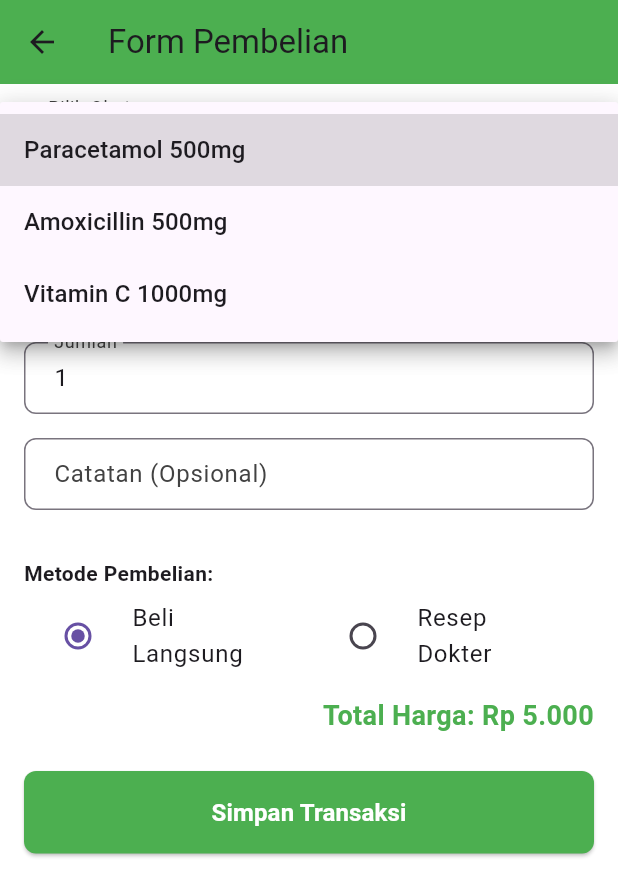
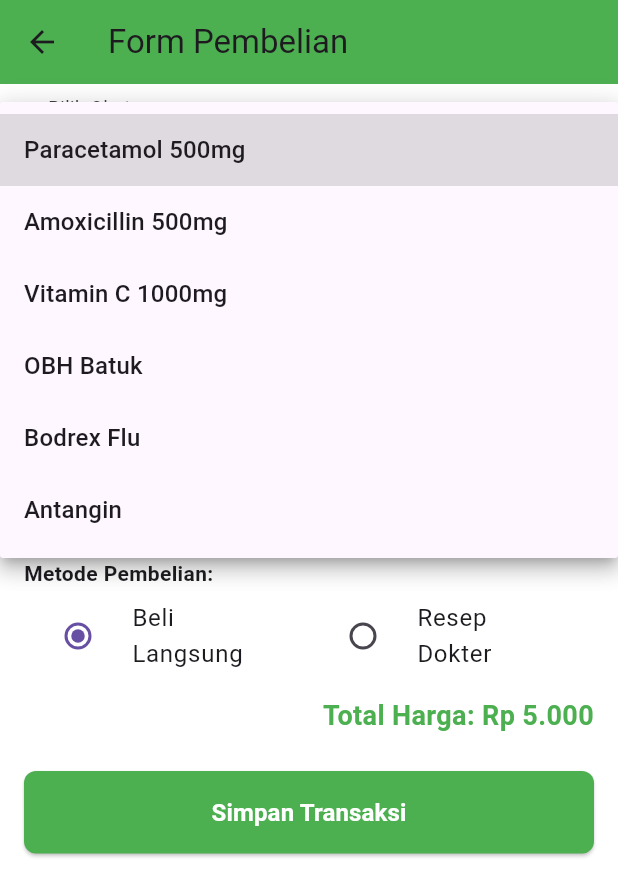
Before and after one commit to ARSWDZZ22/utspam_soald_if5b_3012310044, a Flutter app: the PurchaseFormScreen screen opened directly with empty values, after a tap on "Simpan Transaksi", after a tap on "Paracetamol 500mg", on a phone screen of 412 x 824 dp. Shown: the top 896 px of the screen. Run offline on Flutter 3.47's test engine with Material 3 defaults, Android fonts, the phone set to English and light mode, and no system bars; our stand-ins replace image_picker, shared_preferences; accounts and stored records are empty; network calls fail.

Commit message:
final part 2

```diff
--- a/lib/screens/purchase_form_screen.dart
+++ b/lib/screens/purchase_form_screen.dart
@@ -1,8 +1,8 @@
 // lib/screens/purchase_form_screen.dart
 
-import 'dart:io'; // <-- IMPORT UNTUK MENANGANI FILE
+import 'dart:io';
 import 'package:flutter/material.dart';
-import 'package:image_picker/image_picker.dart'; // <-- IMPORT PACKAGE IMAGE_PICKER
+import 'package:image_picker/image_picker.dart';
 import '../models/user.dart';
 import '../models/medicine.dart';
 import '../models/transaction.dart';
@@ -18,7 +18,9 @@ class PurchaseFormScreen extends StatefulWidget {
   final User user;
   final Medicine? selectedMedicine;
 
-  const PurchaseFormScreen({Key? key, required this.user, this.selectedMedicine}) : super(key: key);
+  const PurchaseFormScreen(
+      {Key? key, required this.user, this.selectedMedicine})
+      : super(key: key);
 
   @override
   _PurchaseFormScreenState createState() => _PurchaseFormScreenState();
@@ -27,7 +29,7 @@ class PurchaseFormScreen extends StatefulWidget {
 class _PurchaseFormScreenState extends State<PurchaseFormScreen> {
   final _formKey = GlobalKey<FormState>();
   final StorageService _storageService = StorageService();
-  final ImagePicker _picker = ImagePicker(); // INSTANCE IMAGE_PICKER
+  final ImagePicker _picker = ImagePicker();
 
   late TextEditingController _buyerNameController;
   late TextEditingController _quantityController;
@@ -38,12 +40,43 @@ class _PurchaseFormScreenState extends State<PurchaseFormScreen> {
   int _quantity = 1;
   String _purchaseMethod = 'Beli Langsung';
   bool _isPrescriptionSelected = false;
-  File? _prescriptionImage; // VARIABEL UNTUK MENYIMPAN FILE GAMBAR
+  File? _prescriptionImage;
 
+  // --- DAFTAR OBAT LENGKAP ---
+  // Daftar ini sekarang mencakup semua obat yang ada di home_screen.dart
+  // untuk memberikan pilihan yang lengkap kepada pengguna.
   final List<Medicine> _dummyMedicines = [
-    Medicine(id: '1', name: 'Paracetamol 500mg', imageUrl: 'https://via.placeholder.com/150', price: 5000),
-    Medicine(id: '2', name: 'Amoxicillin 500mg', imageUrl: 'https://via.placeholder.com/150/FFC0CB/000000', price: 10000),
-    Medicine(id: '3', name: 'Vitamin C 1000mg', imageUrl: 'https://via.placeholder.com/150/0000FF/FFFFFF', price: 7500),
+    Medicine(
+        id: '1',
+        name: 'Paracetamol 500mg',
+        imageUrl: 'https://ik.imagekit.io/arswdz22/apotik/Paracetamol.webp',
+        price: 5000),
+    Medicine(
+        id: '2',
+        name: 'Amoxicillin 500mg',
+        imageUrl: 'https://ik.imagekit.io/arswdz22/apotik/amoxilin.jpg',
+        price: 10000),
+    Medicine(
+        id: '3',
+        name: 'Vitamin C 1000mg',
+        imageUrl:
+            'https://ik.imagekit.io/arswdz22/apotik/Vitamin%20100%20Mg.webp',
+        price: 7500),
+    Medicine(
+        id: '4',
+        name: 'OBH Batuk',
+        imageUrl: 'https://ik.imagekit.io/arswdz22/apotik/OBH.png',
+        price: 25000),
+    Medicine(
+        id: '5',
+        name: 'Bodrex Flu',
+        imageUrl: 'https://ik.imagekit.io/arswdz22/apotik/Bodrek.jpg',
+        price: 12000),
+    Medicine(
+        id: '6',
+        name: 'Antangin',
+        imageUrl: 'https://ik.imagekit.io/arswdz22/apotik/Antangin.jpg',
+        price: 8000),
   ];
 
   @override
@@ -53,6 +86,7 @@ class _PurchaseFormScreenState extends State<PurchaseFormScreen> {
     _quantityController = TextEditingController(text: '1');
     _notesController = TextEditingController();
     _prescriptionNumberController = TextEditingController();
+    // Jika ada obat yang dipilih dari beranda, gunakan itu. Jika tidak, gunakan obat pertama dari daftar.
     _selectedMedicine = widget.selectedMedicine ?? _dummyMedicines.first;
   }
 
@@ -67,7 +101,6 @@ class _PurchaseFormScreenState extends State<PurchaseFormScreen> {
 
   double get _totalPrice => (_selectedMedicine?.price ?? 0) * _quantity;
 
-  // FUNGSI UNTUK MEMILIH GAMBAR DARI GALERI
   Future<void> _pickImage() async {
     final pickedFile = await _picker.pickImage(source: ImageSource.gallery);
     if (pickedFile != null) {
@@ -79,17 +112,20 @@ class _PurchaseFormScreenState extends State<PurchaseFormScreen> {
 
   Future<void> _submitPurchase() async {
     if (_formKey.currentState!.validate()) {
-      // VALIDASI WAJIB UNGGAH FOTO RESEP
       if (_isPrescriptionSelected && _prescriptionImage == null) {
         ScaffoldMessenger.of(context).showSnackBar(
-          const SnackBar(content: Text('Foto resep wajib diunggah.'), backgroundColor: Colors.red),
+          const SnackBar(
+              content: Text('Foto resep wajib diunggah.'),
+              backgroundColor: Colors.red),
         );
         return;
       }
-      // VALIDASI WAJIB ISI NOMOR RESEP
-      if (_isPrescriptionSelected && _prescriptionNumberController.text.isEmpty) {
+      if (_isPrescriptionSelected &&
+          _prescriptionNumberController.text.isEmpty) {
         ScaffoldMessenger.of(context).showSnackBar(
-          const SnackBar(content: Text('Nomor resep wajib diisi.'), backgroundColor: Colors.red),
+          const SnackBar(
+              content: Text('Nomor resep wajib diisi.'),
+              backgroundColor: Colors.red),
         );
         return;
       }
@@ -101,8 +137,9 @@ class _PurchaseFormScreenState extends State<PurchaseFormScreen> {
         quantity: _quantity,
         notes: _notesController.text,
         purchaseMethod: _purchaseMethod,
-        prescriptionNumber: _isPrescriptionSelected ? _prescriptionNumberController.text : null,
-        prescriptionImagePath: _prescriptionImage?.path, // SIMPAN PATH GAMBAR
+        prescriptionNumber:
+            _isPrescriptionSelected ? _prescriptionNumberController.text : null,
+        prescriptionImagePath: _prescriptionImage?.path,
         timestamp: DateTime.now(),
         status: 'Aktif',
       );
@@ -111,11 +148,14 @@ class _PurchaseFormScreenState extends State<PurchaseFormScreen> {
 
       if (mounted) {
         ScaffoldMessenger.of(context).showSnackBar(
-          const SnackBar(content: Text('Transaksi berhasil disimpan!'), backgroundColor: Colors.green),
+          const SnackBar(
+              content: Text('Transaksi berhasil disimpan!'),
+              backgroundColor: Colors.green),
         );
         Navigator.pushAndRemoveUntil(
           context,
-          MaterialPageRoute(builder: (context) => HistoryScreen(user: widget.user)),
+          MaterialPageRoute(
+              builder: (context) => HistoryScreen(user: widget.user)),
           (Route<dynamic> route) => false,
         );
       }
@@ -138,9 +178,11 @@ class _PurchaseFormScreenState extends State<PurchaseFormScreen> {
             children: [
               DropdownButtonFormField<Medicine>(
                 value: _selectedMedicine,
-                decoration: const InputDecoration(labelText: 'Pilih Obat', border: OutlineInputBorder()),
+                decoration: const InputDecoration(
+                    labelText: 'Pilih Obat', border: OutlineInputBorder()),
                 items: _dummyMedicines.map((Medicine medicine) {
-                  return DropdownMenuItem<Medicine>(value: medicine, child: Text(medicine.name));
+                  return DropdownMenuItem<Medicine>(
+                      value: medicine, child: Text(medicine.name));
                 }).toList(),
                 onChanged: (Medicine? newValue) {
                   setState(() {
@@ -149,7 +191,10 @@ class _PurchaseFormScreenState extends State<PurchaseFormScreen> {
                 },
               ),
               const SizedBox(height: 16),
-              CustomTextField(labelText: 'Nama Pembeli', controller: _buyerNameController, validator: Validators.validateNotEmpty),
+              CustomTextField(
+                  labelText: 'Nama Pembeli',
+                  controller: _buyerNameController,
+                  validator: Validators.validateNotEmpty),
               CustomTextField(
                 labelText: 'Jumlah',
                 controller: _quantityController,
@@ -158,7 +203,8 @@ class _PurchaseFormScreenState extends State<PurchaseFormScreen> {
                   final val = Validators.validateNumeric(value);
                   if (val != null) return val;
                   final qty = int.tryParse(value!);
-                  if (qty == null || qty <= 0) return 'Jumlah harus lebih dari 0';
+                  if (qty == null || qty <= 0)
+                    return 'Jumlah harus lebih dari 0';
                   return null;
                 },
                 onChanged: (value) {
@@ -167,9 +213,12 @@ class _PurchaseFormScreenState extends State<PurchaseFormScreen> {
                   });
                 },
               ),
-              CustomTextField(labelText: 'Catatan (Opsional)', controller: _notesController),
+              CustomTextField(
+                  labelText: 'Catatan (Opsional)',
+                  controller: _notesController),
               const SizedBox(height: 16),
-              const Text('Metode Pembelian:', style: TextStyle(fontWeight: FontWeight.bold)),
+              const Text('Metode Pembelian:',
+                  style: TextStyle(fontWeight: FontWeight.bold)),
               Row(
                 children: [
                   Expanded(
@@ -201,8 +250,6 @@ class _PurchaseFormScreenState extends State<PurchaseFormScreen> {
                 ],
               ),
               const SizedBox(height: 8),
-
-              // INPUT NOMOR RESEP & UPLOAD FOTO (KONDISIONAL)
               if (_isPrescriptionSelected) ...[
                 CustomTextField(
                   labelText: 'Nomor Resep',
@@ -216,7 +263,6 @@ class _PurchaseFormScreenState extends State<PurchaseFormScreen> {
                       : 'Ubah Foto Resep (${_prescriptionImage!.path.split('/').last})',
                   onPressed: _pickImage,
                 ),
-                // TAMPILKAN PREVIEW GAMBAR JIKA SUDAH DIPILIH
                 if (_prescriptionImage != null)
                   Container(
                     margin: const EdgeInsets.only(top: 16),
@@ -233,14 +279,17 @@ class _PurchaseFormScreenState extends State<PurchaseFormScreen> {
                   ),
                 const SizedBox(height: 16),
               ],
-
               Text(
                 'Total Harga: ${Helpers.formatCurrency(_totalPrice)}',
                 textAlign: TextAlign.right,
-                style: const TextStyle(fontSize: 18, fontWeight: FontWeight.bold, color: AppColors.primaryGreen),
+                style: const TextStyle(
+                    fontSize: 18,
+                    fontWeight: FontWeight.bold,
+                    color: AppColors.primaryGreen),
               ),
               const SizedBox(height: 24),
-              CustomButton(text: 'Simpan Transaksi', onPressed: _submitPurchase),
+              CustomButton(
+                  text: 'Simpan Transaksi', onPressed: _submitPurchase),
             ],
           ),
         ),
```
Also changed, not shown: lib/screens/home_screen.dart (+41 -17 lines).
